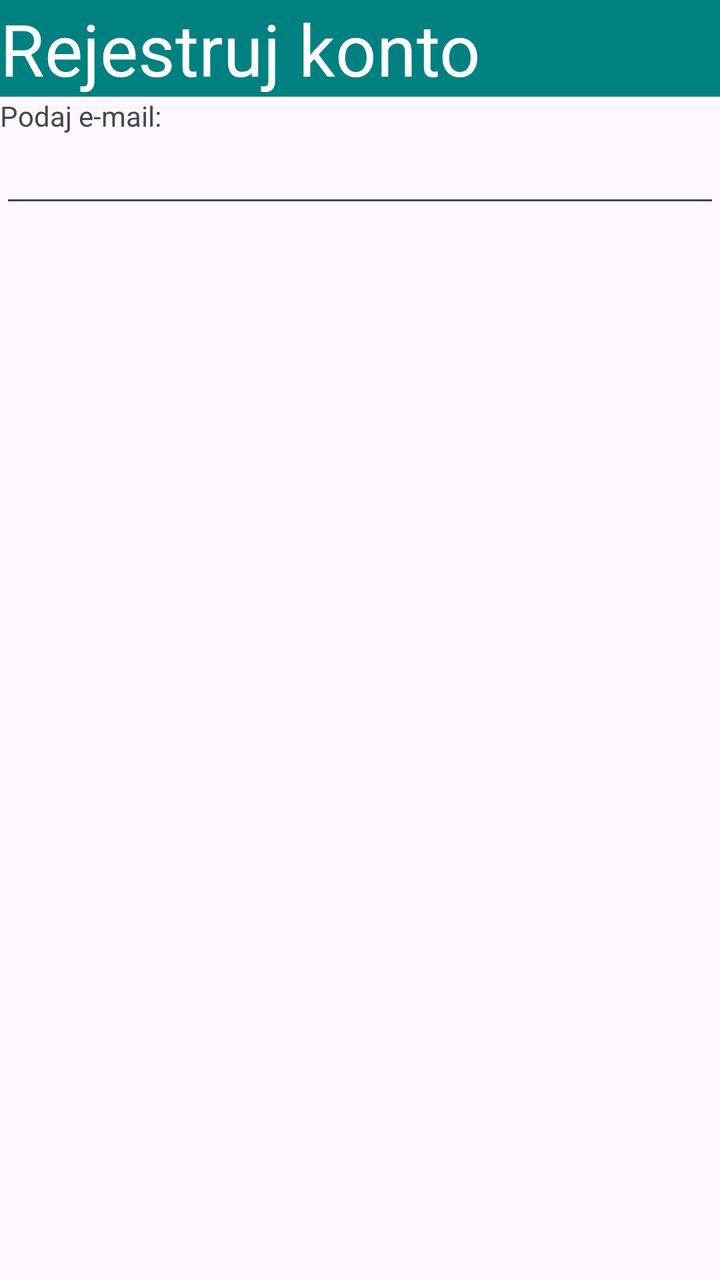
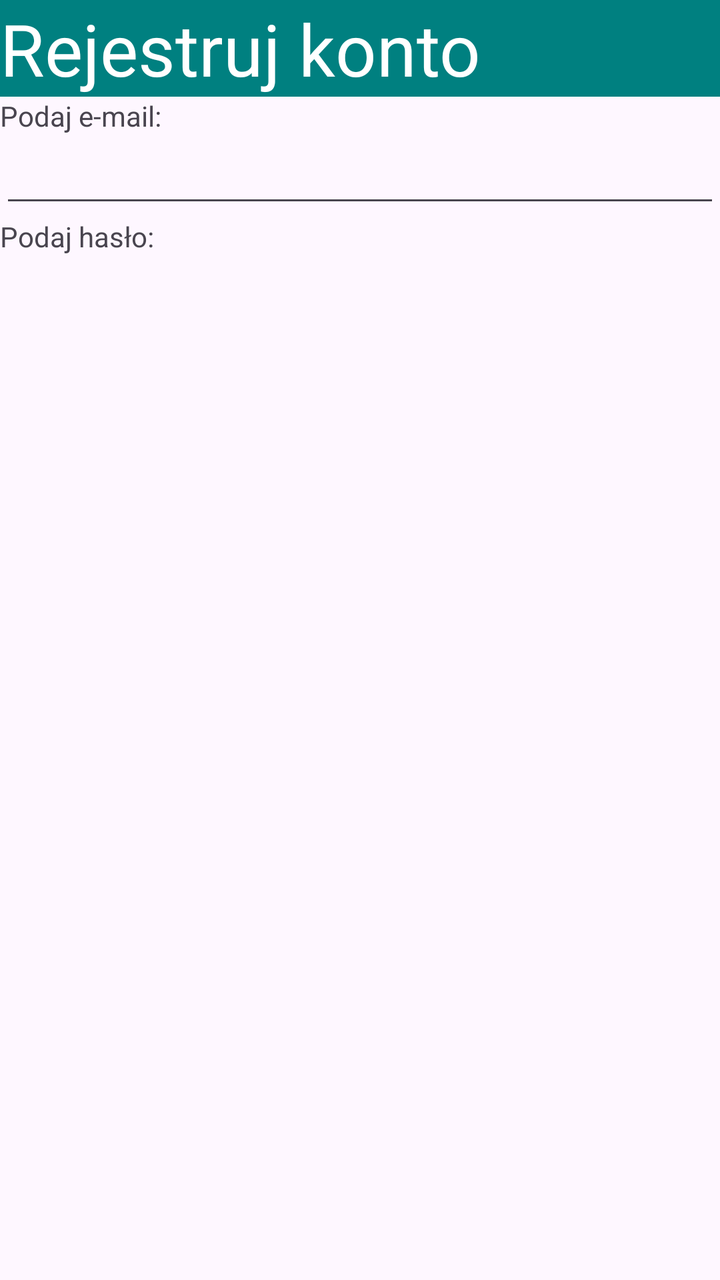

An Android layout rendered at two revisions. The XML below is the earlier revision; the diff shows what the commit changed to produce the second picture.
<!-- AndroidManifest.xml: application theme Theme._05_zadanie1 -->
<!-- res/layout/activity_main.xml -->
<?xml version="1.0" encoding="utf-8"?>
<LinearLayout xmlns:android="http://schemas.android.com/apk/res/android"
    xmlns:app="http://schemas.android.com/apk/res-auto"
    xmlns:tools="http://schemas.android.com/tools"
    android:id="@+id/main"
    android:layout_width="match_parent"
    android:layout_height="match_parent"
    android:orientation="vertical"
    tools:context=".MainActivity" >

    <TextView
        android:id="@+id/textView"
        android:layout_width="match_parent"
        android:layout_height="wrap_content"
        android:background="#008080"
        android:text="Rejestruj konto"
        android:textColor="#FFFFFF"
        android:textSize="36sp" />

    <TextView
        android:id="@+id/textView2"
        android:layout_width="match_parent"
        android:layout_height="wrap_content"
        android:text="Podaj e-mail:" />

    <EditText
        android:id="@+id/editTextTextEmailAddress"
        android:layout_width="match_parent"
        android:layout_height="wrap_content"
        android:ems="10"
        android:inputType="textEmailAddress" />
</LinearLayout>
<!-- resources referenced by this layout -->
<resources>
  <style name="Theme._05_zadanie1" parent="Base.Theme._05_zadanie1" />
  <style name="Base.Theme._05_zadanie1" parent="Theme.Material3.DayNight.NoActionBar">
          
          
      </style>
</resources>

<!-- the commit's change to res/layout/activity_main.xml (unified diff, before → after) -->
@@ -29,4 +29,10 @@
         android:layout_height="wrap_content"
         android:ems="10"
         android:inputType="textEmailAddress" />
+
+    <TextView
+        android:id="@+id/textView3"
+        android:layout_width="match_parent"
+        android:layout_height="wrap_content"
+        android:text="Podaj hasło:" />
 </LinearLayout>
